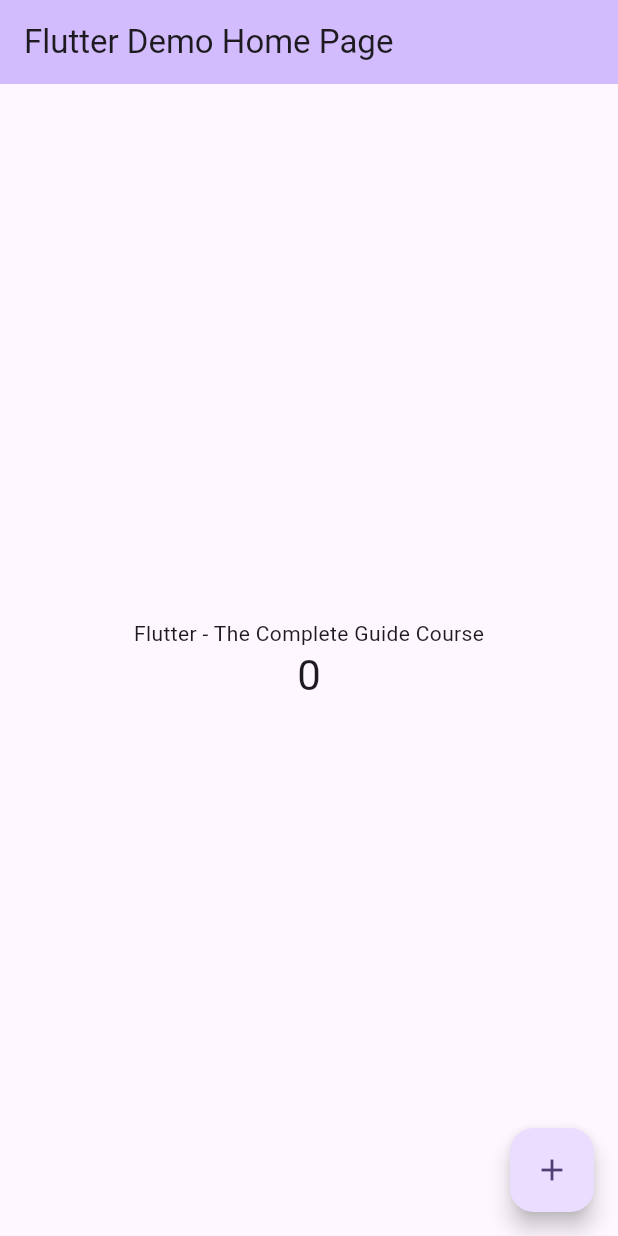
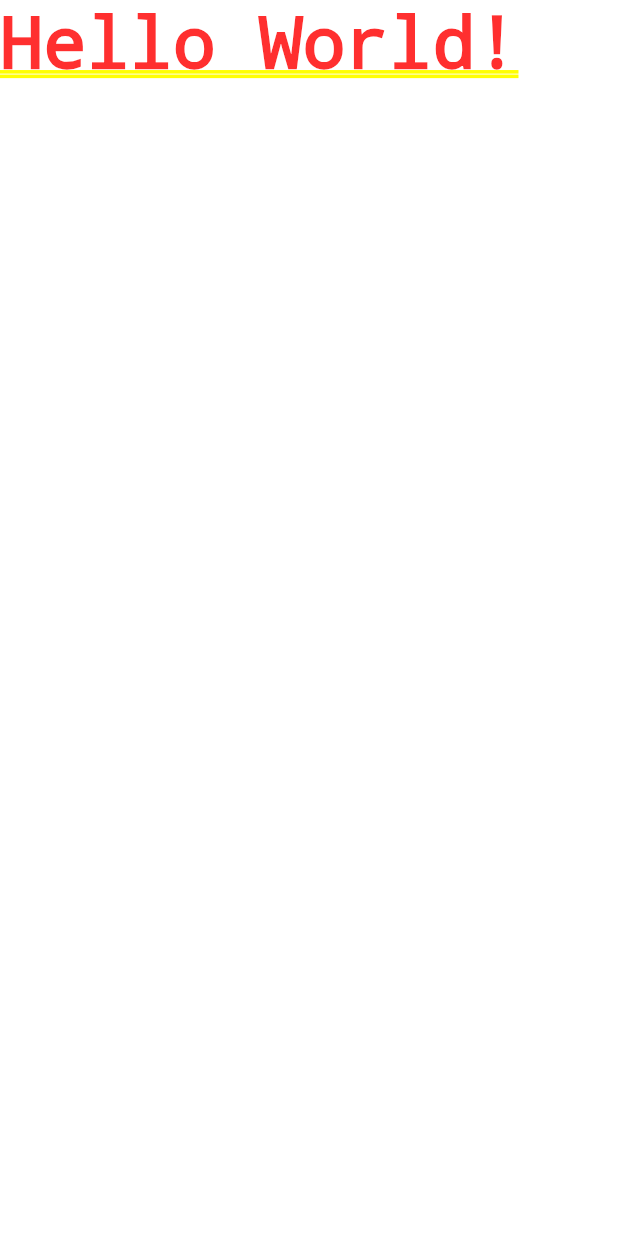
Before and after one commit to dineshborude/first_app, a Flutter app: the screen it shows after launch, on a phone screen of 412 x 824 dp. Run offline on Flutter 3.47's test engine with Material 3 defaults, Android fonts, the phone set to English and light mode, and no system bars.

Commit message:
Started working on dummy app...Maybe create dice roll app here

```diff
--- a/lib/main.dart
+++ b/lib/main.dart
@@ -1,110 +1,5 @@
 import 'package:flutter/material.dart';
 
 void main() {
-  runApp(const MyApp());
+  runApp(const MaterialApp(home: Text('Hello World!')));
 }
-
-class MyApp extends StatelessWidget {
-  const MyApp({super.key});
-
-  // This widget is the root of your application.
-  @override
-  Widget build(BuildContext context) {
-    return MaterialApp(
-      title: 'Flutter Demo',
-      theme: ThemeData(
-        colorScheme: ColorScheme.fromSeed(seedColor: Colors.deepPurple),
-        useMaterial3: true,
-      ),
-      home: const MyHomePage(title: 'Flutter Demo Home Page'),
-    );
-  }
-}
-
-class MyHomePage extends StatefulWidget {
-  const MyHomePage({super.key, required this.title});
-
-  // This widget is the home page of your application. It is stateful, meaning
-  // that it has a State object (defined below) that contains fields that affect
-  // how it looks.
-
-  // This class is the configuration for the state. It holds the values (in this
-  // case the title) provided by the parent (in this case the App widget) and
-  // used by the build method of the State. Fields in a Widget subclass are
-  // always marked "final".
-
-  final String title;
-
-  @override
-  State<MyHomePage> createState() => _MyHomePageState();
-}
-
-class _MyHomePageState extends State<MyHomePage> {
-  int _counter = 0;
-
-  void _incrementCounter() {
-    setState(() {
-      // This call to setState tells the Flutter framework that something has
-      // changed in this State, which causes it to rerun the build method below
-      // so that the display can reflect the updated values. If we changed
-      // _counter without calling setState(), then the build method would not be
-      // called again, and so nothing would appear to happen.
-      _counter++;
-    });
-  }
-
-  @override
-  Widget build(BuildContext context) {
-    // This method is rerun every time setState is called, for instance as done
-    // by the _incrementCounter method above.
-    //
-    // The Flutter framework has been optimized to make rerunning build methods
-    // fast, so that you can just rebuild anything that needs updating rather
-    // than having to individually change instances of widgets.
-    return Scaffold(
-      appBar: AppBar(
-        // TRY THIS: Try changing the color here to a specific color (to
-        // Colors.amber, perhaps?) and trigger a hot reload to see the AppBar
-        // change color while the other colors stay the same.
-        backgroundColor: Theme.of(context).colorScheme.inversePrimary,
-        // Here we take the value from the MyHomePage object that was created by
-        // the App.build method, and use it to set our appbar title.
-        title: Text(widget.title),
-      ),
-      body: Center(
-        // Center is a layout widget. It takes a single child and positions it
-        // in the middle of the parent.
-        child: Column(
-          // Column is also a layout widget. It takes a list of children and
-          // arranges them vertically. By default, it sizes itself to fit its
-          // children horizontally, and tries to be as tall as its parent.
-          //
-          // Column has various properties to control how it sizes itself and
-          // how it positions its children. Here we use mainAxisAlignment to
-          // center the children vertically; the main axis here is the vertical
-          // axis because Columns are vertical (the cross axis would be
-          // horizontal).
-          //
-          // TRY THIS: Invoke "debug painting" (choose the "Toggle Debug Paint"
-          // action in the IDE, or press "p" in the console), to see the
-          // wireframe for each widget.
-          mainAxisAlignment: MainAxisAlignment.center,
-          children: <Widget>[
-            const Text(
-              'Flutter - The Complete Guide Course',
-            ),
-            Text(
-              '$_counter',
-              style: Theme.of(context).textTheme.headlineMedium,
-            ),
-          ],
-        ),
-      ),
-      floatingActionButton: FloatingActionButton(
-        onPressed: _incrementCounter,
-        tooltip: 'Increment',
-        child: const Icon(Icons.add),
-      ), // This trailing comma makes auto-formatting nicer for build methods.
-    );
-  }
-}
```
Also changed, not shown: 1 other file.
